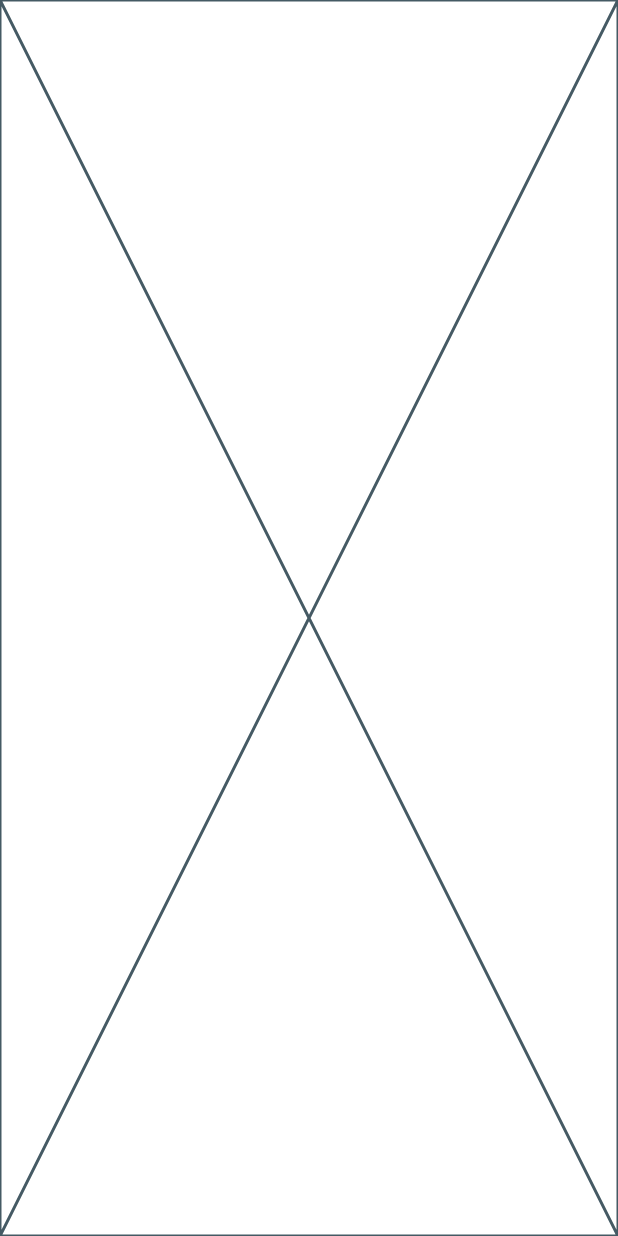
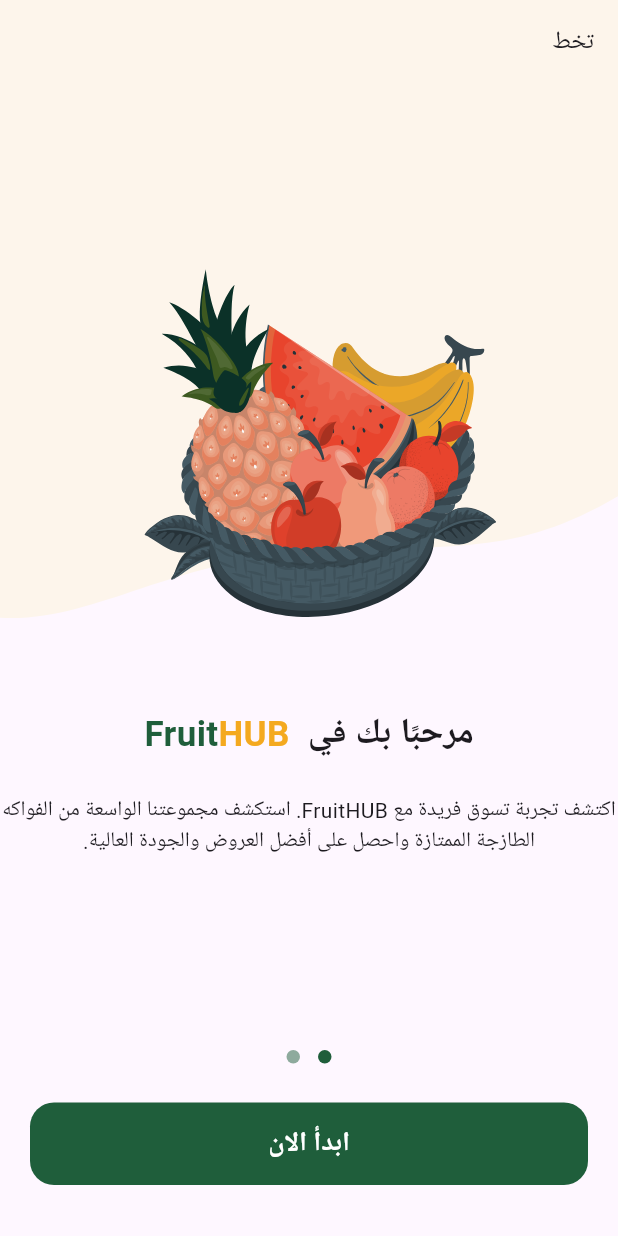
Before and after one commit to Ehabhanna1/Fruits-HuB, a Flutter app: the screen it shows after launch, on a phone screen of 412 x 824 dp. Run offline on Flutter 3.47's test engine with Material 3 defaults, Android fonts, the phone set to English and light mode, and no system bars; drawn by our look-alikes of dots_indicator; our stand-ins replace flutter_screenutil, flutter_svg.

Commit message:
pageview ui done

```diff
--- /dev/null
+++ b/lib/core/utils/app_colors.dart
@@ -0,0 +1,8 @@
+import 'package:flutter/material.dart';
+
+abstract class AppColors {
+  static const Color primaryColor = Color(0xff1F5E3B);
+  static const Color lightPrimaryColor = Color(0xFF2D9F5D);
+  static const Color secondaryColor = Color(0xFFF4A91F);
+  static const Color lightSecondaryColor = Color(0xFFF8C76D);
+}
--- /dev/null
+++ b/lib/core/utils/app_text.dart
@@ -0,0 +1,73 @@
+import 'package:flutter/material.dart';
+import 'package:flutter_screenutil/flutter_screenutil.dart';
+
+abstract class TextStyles {
+  static  TextStyle bold13 = TextStyle(
+    fontWeight: FontWeight.bold,
+    fontSize: 13.sp,
+  );
+  static  TextStyle bold23 = TextStyle(
+    fontWeight: FontWeight.bold,
+    fontSize: 23.sp,
+  );
+
+  static  TextStyle semiBold13 = TextStyle(
+    fontWeight: FontWeight.w600,
+    fontSize: 13.sp,
+  );
+
+  static  TextStyle regular13 = TextStyle(
+    fontWeight: FontWeight.normal,
+    fontSize: 13.sp,
+  );
+
+  static  TextStyle bold16 = TextStyle(
+    fontWeight: FontWeight.bold,
+    fontSize: 16.sp,
+  );
+
+  static  TextStyle bold19 = TextStyle(
+    fontWeight: FontWeight.bold,
+    fontSize: 19.sp,
+  );
+
+  static  TextStyle semiBold16 = TextStyle(
+    fontWeight: FontWeight.w600,
+    fontSize: 16.sp,
+  );
+
+  static  TextStyle bold28 = TextStyle(
+    fontWeight: FontWeight.bold,
+    fontSize: 28.sp,
+  );
+
+  static  TextStyle regular22 = TextStyle(
+    fontWeight: FontWeight.normal,
+    fontSize: 22.sp,
+  );
+
+  static  TextStyle semiBold11 = TextStyle(
+    fontWeight: FontWeight.w600,
+    fontSize: 11.sp,
+  );
+
+  static  TextStyle medium15 = TextStyle(
+    fontWeight: FontWeight.w500,
+    fontSize: 15.sp,
+  );
+
+  static  TextStyle regular26 = TextStyle(
+    fontWeight: FontWeight.normal,
+    fontSize: 26.sp,
+  );
+
+  static  TextStyle regular16 = TextStyle(
+    fontWeight: FontWeight.normal,
+    fontSize: 16.sp,
+  );
+
+  static  TextStyle regular11 = TextStyle(
+    fontWeight: FontWeight.normal,
+    fontSize: 11.sp,
+  );
+}
--- /dev/null
+++ b/lib/core/utils/spacing.dart
@@ -0,0 +1,11 @@
+
+
+import 'package:flutter/material.dart';
+
+SizedBox verticalSpacing(double height) {
+  return SizedBox(height: height);
+}
+
+SizedBox horizontalSpacing(double width) {
+  return SizedBox(width: width);
+}
--- /dev/null
+++ b/lib/core/widgets/custom_button.dart
@@ -0,0 +1,34 @@
+import 'package:flutter/material.dart';
+import 'package:fruits_hub_app/core/utils/app_colors.dart';
+
+class CustomButton extends StatelessWidget {
+  const CustomButton({super.key, required this.onPressed, required this.text});
+
+  final VoidCallback onPressed;
+  final String text;
+
+  @override
+  Widget build(BuildContext context) {
+    return SizedBox(
+      width: double.infinity,
+      height: 55,
+      child: TextButton(
+        style: TextButton.styleFrom(
+          backgroundColor: AppColors.primaryColor,
+
+          shape: RoundedRectangleBorder(
+            borderRadius: BorderRadius.circular(16),
+          ),
+        ),
+
+        onPressed: onPressed,
+         child: Text(text,style: const TextStyle(
+           color: Colors.white,
+           fontSize: 18,
+           fontWeight: FontWeight.bold,
+
+         ),)
+         ),
+    );
+  }
+}
--- a/lib/features/on_boarding/presentation/views/on_boarding_view.dart
+++ b/lib/features/on_boarding/presentation/views/on_boarding_view.dart
@@ -1,10 +1,13 @@
 import 'package:flutter/material.dart';
+import 'package:fruits_hub_app/features/on_boarding/presentation/widgets/on_boarding_view_body.dart';
 
 class OnBoardingView extends StatelessWidget {
   const OnBoardingView({super.key});
 
   @override
   Widget build(BuildContext context) {
-    return const Placeholder();
+    return Scaffold(
+      body: SafeArea(child: const OnBoardingViewBody()),
+    );
   }
 }
--- /dev/null
+++ b/lib/features/on_boarding/presentation/widgets/on_boarding_page_view.dart
@@ -0,0 +1,66 @@
+import 'package:flutter/material.dart';
+import 'package:fruits_hub_app/core/utils/app_colors.dart';
+import 'package:fruits_hub_app/core/utils/app_images.dart';
+import 'package:fruits_hub_app/core/utils/app_text.dart';
+import 'package:fruits_hub_app/features/on_boarding/presentation/widgets/page_view_items.dart';
+
+class OnBoardingPageView extends StatelessWidget {
+  const OnBoardingPageView({super.key});
+
+  @override
+  Widget build(BuildContext context) {
+    return PageView(
+      children: [
+         PageViewItems(
+        //  isVisible: true,
+          image: AppImages.imagesPageViewItem1Image,
+          backgroundImage: AppImages.imagesPageViewItem1BackgroundImage,
+          subtitle:
+              'اكتشف تجربة تسوق فريدة مع FruitHUB. استكشف مجموعتنا الواسعة من الفواكه الطازجة الممتازة واحصل على أفضل العروض والجودة العالية.',
+          title: Row(
+            mainAxisAlignment: MainAxisAlignment.center,
+            children: [
+              Text(
+                'مرحبًا بك في',
+                style: TextStyles.bold23,
+              ),
+              Text(
+                '  HUB',
+                style: TextStyles.bold23.copyWith(
+                  color: AppColors.secondaryColor,
+                ),
+              ),
+              Text(
+                'Fruit',
+                style: TextStyles.bold23.copyWith(
+                  color: AppColors.primaryColor,
+                ),
+              ),
+            ],
+          ),
+        ),
+
+
+      const PageViewItems(
+         // isVisible: false,
+          image: AppImages.imagesPageViewItem2Image,
+          backgroundImage: AppImages.imagesPageViewItem2BackgroundImage,
+          subtitle:
+              'نقدم لك أفضل الفواكه المختارة بعناية. اطلع على التفاصيل والصور والتقييمات لتتأكد من اختيار الفاكهة المثالية',
+          title: Text(
+            'ابحث وتسوق',
+            textAlign: TextAlign.center,
+            style: TextStyle(
+              color: Color(0xFF0C0D0D),
+              fontSize: 23,
+              fontFamily: 'Cairo',
+              fontWeight: FontWeight.w700,
+              height: 0,
+            ),
+          ),
+        )
+
+      ],
+    );
+  }
+}
--- /dev/null
+++ b/lib/features/on_boarding/presentation/widgets/on_boarding_view_body.dart
@@ -0,0 +1,36 @@
+import 'package:dots_indicator/dots_indicator.dart';
+import 'package:flutter/material.dart';
+import 'package:fruits_hub_app/core/utils/app_colors.dart';
+import 'package:fruits_hub_app/core/utils/spacing.dart';
+import 'package:fruits_hub_app/core/widgets/custom_button.dart';
+import 'package:fruits_hub_app/features/on_boarding/presentation/widgets/on_boarding_page_view.dart';
+
+class OnBoardingViewBody extends StatelessWidget {
+  const OnBoardingViewBody({super.key});
+
+  @override
+  Widget build(BuildContext context) {
+    return Column(
+      children: [
+        Expanded(child: const OnBoardingPageView()),
+        DotsIndicator(
+          dotsCount: 2,
+          decorator: DotsDecorator(
+            activeColor: AppColors.primaryColor,
+
+            color: AppColors.primaryColor.withOpacity(0.5),
+
+          ),
+        ),
+        verticalSpacing(20),
+
+        Padding(
+          padding: const EdgeInsets.symmetric(horizontal: 20),
+          child: CustomButton(onPressed: (){}, text: 'ابدأ الان'),
+        ),
+        verticalSpacing(34),
+
+      ],
+    );
+  }
+}
--- /dev/null
+++ b/lib/features/on_boarding/presentation/widgets/page_view_items.dart
@@ -0,0 +1,49 @@
+import 'package:flutter/material.dart';
+import 'package:flutter_svg/flutter_svg.dart';
+import 'package:fruits_hub_app/core/utils/app_text.dart';
+
+class PageViewItems extends StatelessWidget {
+  const PageViewItems({super.key, required this.image, required this.backgroundImage, required this.title, required this.subtitle});
+
+  final String image, backgroundImage;
+  final Widget title;
+  final String subtitle;
+
+  @override
+  Widget build(BuildContext context) {
+    return Column(
+      children: [
+        SizedBox(
+          width: double.infinity,
+          height: MediaQuery.of(context).size.height * 0.5,
+          child: Stack(
+            children: [
+
+              Positioned.fill(child: SvgPicture.asset(backgroundImage, fit: BoxFit.fill,)),
+              Positioned(
+                bottom: 0,
+                left: 0,
+                    right: 0,
+                child: SvgPicture.asset(image,)),
+
+
+                Padding(
+                  padding: const EdgeInsets.all(16),
+                  child: Text("تخط",style: TextStyles.regular16,),
+                ),
+
+
+            ],
+          ),
+
+        ),
+
+        SizedBox(height: 60,),
+
+        title,
+        SizedBox(height: 24,),
+        Text(subtitle,textAlign: TextAlign.center,),
+      ],
+    );
+  }
+}
--- a/lib/features/splash/presentation/widgets/splash_view_body.dart
+++ b/lib/features/splash/presentation/widgets/splash_view_body.dart
@@ -1,7 +1,7 @@
 import 'package:flutter/material.dart';
 import 'package:flutter_svg/svg.dart';
 import 'package:fruits_hub_app/core/helper_functions/routing/routes.dart';
-import 'package:fruits_hub_app/core/utils/assets/app_images.dart';
+import 'package:fruits_hub_app/core/utils/app_images.dart';
 
 class SplashViewBody extends StatefulWidget {
   const SplashViewBody({super.key});
@@ -30,7 +30,7 @@ class _SplashViewBodyState extends State<SplashViewBody> {
       mainAxisAlignment: MainAxisAlignment.spaceBetween,
       children: [
         Row(
-          mainAxisAlignment: MainAxisAlignment.start,
+          mainAxisAlignment: MainAxisAlignment.end,
           children: [
             SvgPicture.asset(AppImages.imagesPlant),
           ],
@@ -43,7 +43,7 @@ class _SplashViewBodyState extends State<SplashViewBody> {
   }
 
   void excuteNavigator() {
-    Future.delayed(const Duration(seconds:2), () {
+    Future.delayed(const Duration(seconds:3), () {
       Navigator.pushReplacementNamed(context,Routes.onBoardingView);
     });
   }
--- /dev/null
+++ b/lib/l10n/intl_ar.arb
@@ -0,0 +1 @@
+{}
--- /dev/null
+++ b/lib/l10n/intl_en.arb
@@ -0,0 +1 @@
+{}
--- a/lib/main.dart
+++ b/lib/main.dart
@@ -1,6 +1,9 @@
 import 'package:flutter/material.dart';
+import 'package:flutter_screenutil/flutter_screenutil.dart';
 import 'package:fruits_hub_app/core/helper_functions/routing/generate_routes.dart';
 import 'package:fruits_hub_app/core/helper_functions/routing/routes.dart';
+import 'package:fruits_hub_app/generated/l10n.dart';
+import 'package:flutter_localizations/flutter_localizations.dart';
 
 
 void main() {
@@ -13,14 +16,28 @@ class FruitsHub extends StatelessWidget {
   // This widget is the root of your application.
   @override
   Widget build(BuildContext context) {
-    return MaterialApp(
+    return ScreenUtilInit(
+       designSize: const Size(375, 812),
+      minTextAdapt: true,
+      splitScreenMode: true,
+      child: MaterialApp(
 
-      debugShowCheckedModeBanner: false,
+        localizationsDelegates: [
+                S.delegate,
+                 GlobalMaterialLocalizations.delegate,
+                GlobalWidgetsLocalizations.delegate,
+                GlobalCupertinoLocalizations.delegate,
+            ],
+            supportedLocales: S.delegate.supportedLocales,
+            locale: Locale("ar"),
 
-      title: 'Fruits Hub',
+        debugShowCheckedModeBanner: false,
 
-      onGenerateRoute: generateRoute,
-      initialRoute: Routes.splashView,
+        title: 'Fruits Hub',
+
+        onGenerateRoute: generateRoute,
+        initialRoute: Routes.splashView,
+      ),
     );
   }
 }
```
Also changed, not shown: pubspec.yaml (+5 -2 lines), lib/core/utils/app_images.dart (renamed from lib/core/utils/assets/app_images.dart), lib/generated/intl/messages_all.dart (added), lib/generated/intl/messages_ar.dart (added), lib/generated/intl/messages_en.dart (added), lib/generated/l10n.dart (added), pubspec.lock, 7 other files.
